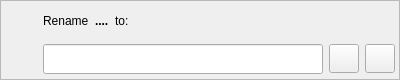
The window that libpgmodeler_ui/ui/objectrenamewidget.ui (pgmodeler/pgmodeler) describes before a commit, drawn with Qt 5.
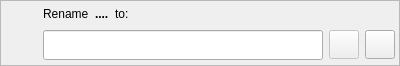
The same window after the commit. Icons and pictures are not drawn.

Commit message: Minor ajustment on the apply button enabling in ObjectRenameWidget

```diff
--- a/libpgmodeler_ui/ui/objectrenamewidget.ui
+++ b/libpgmodeler_ui/ui/objectrenamewidget.ui
@@ -7,7 +7,7 @@
     <x>0</x>
     <y>0</y>
     <width>400</width>
-    <height>80</height>
+    <height>66</height>
    </rect>
   </property>
   <property name="sizePolicy">
@@ -191,6 +191,9 @@
         </item>
         <item>
          <widget class="QToolButton" name="apply_tb">
+          <property name="enabled">
+           <bool>false</bool>
+          </property>
           <property name="sizePolicy">
            <sizepolicy hsizetype="Fixed" vsizetype="Fixed">
             <horstretch>0</horstretch>
```
Left out of the diff: 62 changed lines with no effect on the pictures. The commit also changes 1 other file.
